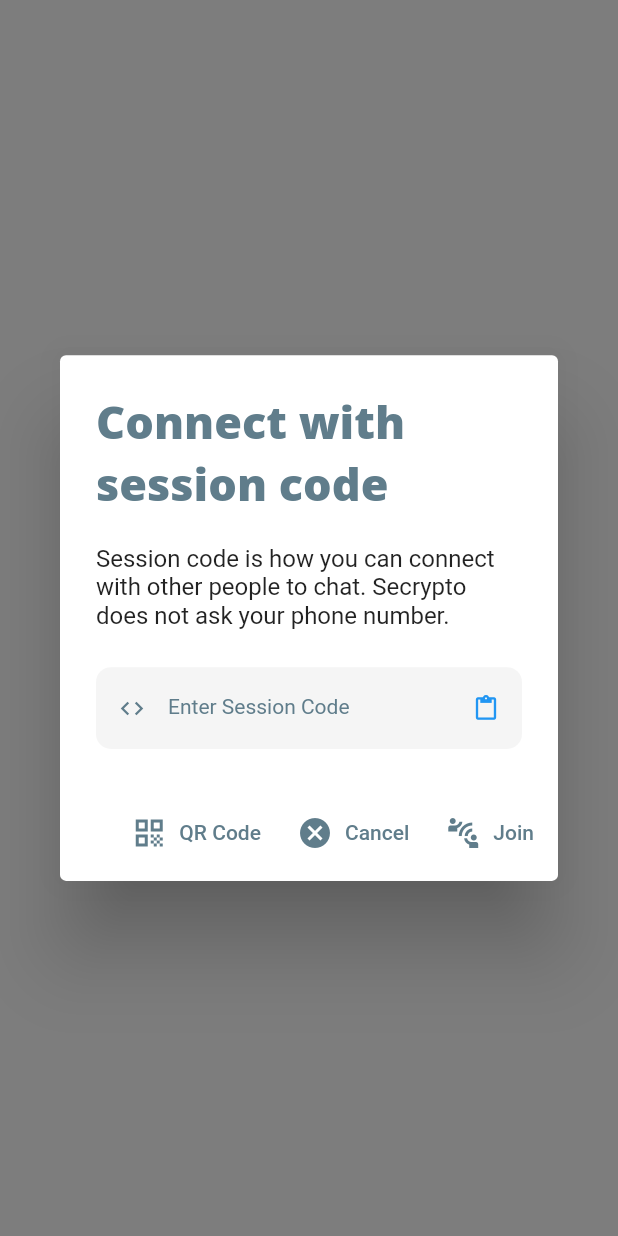
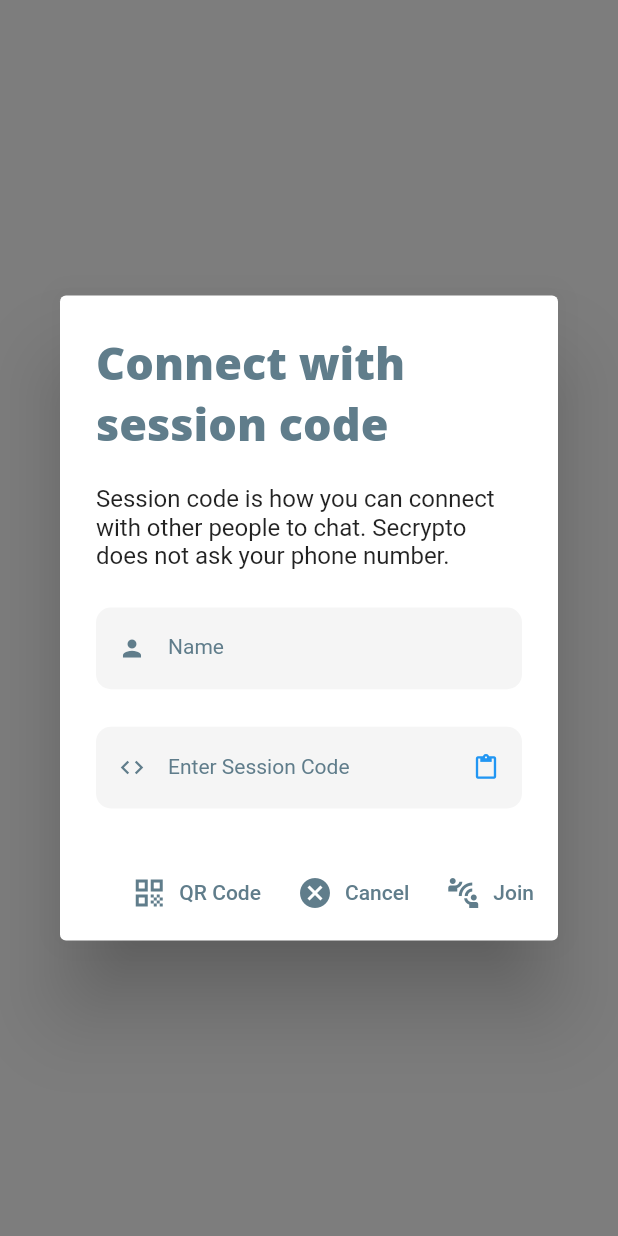
Before and after one commit to aswinmurali-io/secrypto, a Flutter app: what render() shows on an empty page, opened directly, on a phone screen of 412 x 824 dp. Run offline on Flutter 3.47's test engine with Material 2 defaults, Android fonts, the phone set to English and light mode, and no system bars; our stand-ins replace bubble, cloud_firestore, firebase_core, firebase_crashlytics, flutter_tts, google_fonts and 1 more; accounts and stored records are empty; network calls fail.

Commit message:
fixed the join session not working issue

```diff
--- a/lib/partials/chat_history.dart
+++ b/lib/partials/chat_history.dart
@@ -9,7 +9,7 @@ class ChatHistory {
 
   static void init() async {
     _chats.clear();
-    _msgCount = (await storage).getInt("msgCount");
+    _msgCount = (await storage).getInt("msgCount") ?? 0;
   }
 
   static Future<Map<int, QueryDocumentSnapshot>> syncChatHistory(String roomId) async {
@@ -27,7 +27,7 @@ class ChatHistory {
         "roomId": roomId,
       }
     });
-    (await storage).setInt("msgCount", _msgCount);
+    (await storage).setInt("msgCount", _msgCount ?? 0);
     final uid = (await storage).getString("UID");
     firebase.collection(roomId).doc(_msgCount.toString()).set({"msg": msg, "userId": uid});
   }
--- a/lib/partials/session.dart
+++ b/lib/partials/session.dart
@@ -10,10 +10,12 @@ import 'settings_logic.dart';
 class SessionJoinDialog {
   static bool connectPressed = false;
   static final sessionCodeInputController = TextEditingController();
+  static final sessionNameController = TextEditingController();
 
   static void connectSession(BuildContext context, setState) {
     setState(() => connectPressed = true);
-
+    if (sessionCodeInputController.text == '') sessionNameController.text = 'Untitled';
+    Session.enterRoom(generatedSessionCode: Uuid().v4(), roomName: sessionNameController.text);
     Future.delayed(Duration(seconds: 1), () {
       setState(() => connectPressed = false);
       Navigator.of(context).pop();
@@ -23,7 +25,7 @@ class SessionJoinDialog {
   static void pasteSession(BuildContext context, setState) async {
     ClipboardData data = await Clipboard.getData('text/plain');
     sessionCodeInputController.text = data.text;
-    connectSession(context, setState);
+    if (sessionCodeInputController.text != '') connectSession(context, setState);
   }
 
   static Future<void> render(BuildContext context) async {
@@ -45,6 +47,13 @@ class SessionJoinDialog {
                         children: <Widget>[
                           const Text(
                               'Session code is how you can connect with other people to chat. Secrypto does not ask your phone number.'),
+                          Padding(
+                              padding: const EdgeInsets.fromLTRB(0, 25, 0, 0),
+                              child: SecryptoTextField(
+                                  hintText: "Name",
+                                  obscureText: false,
+                                  prefixIconData: Icons.person,
+                                  controller: sessionNameController)),
                           Padding(
                             padding: const EdgeInsets.fromLTRB(0, 25, 0, 0),
                             child: SecryptoTextField(
--- a/lib/routes/contact_list.dart
+++ b/lib/routes/contact_list.dart
@@ -71,7 +71,10 @@ class _ContactListRouteState extends State<ContactListRoute> with SingleTickerPr
           children: [
             FloatingActionButton.extended(
               heroTag: 'Join Session',
-              onPressed: () => SessionJoinDialog.render(context),
+              onPressed: () async {
+                await SessionJoinDialog.render(context);
+                setState(() {});
+              },
               tooltip: 'Join a session to connect with people.',
               icon: Icon(Icons.connect_without_contact),
               label: Text("Join"),
--- a/lib/routes/settings.dart
+++ b/lib/routes/settings.dart
@@ -4,6 +4,7 @@ import 'package:secrypto/partials/msg_bubble.dart';
 import 'package:secrypto/partials/settings_logic.dart';
 
 // TODO: add logic for profile dp and transfer account
+// TODO: remove qr code
 
 class SettingsRoute extends StatefulWidget {
   SettingsRoute({Key key}) : super(key: key);
--- a/pubspec.yaml
+++ b/pubspec.yaml
@@ -16,7 +16,7 @@ dependencies:
   firebase_crashlytics: ^0.2.1+1
   cloud_firestore: "^0.14.1+3"
   provider: ^4.3.2+2
-  vibrate:
+  # vibrate:
   flutter_statusbarcolor: ^0.2.3
   bubble: ^1.1.9+1
   flutter_tts: ^1.3.0
```
Also changed, not shown: pubspec.lock, 1 other file.
